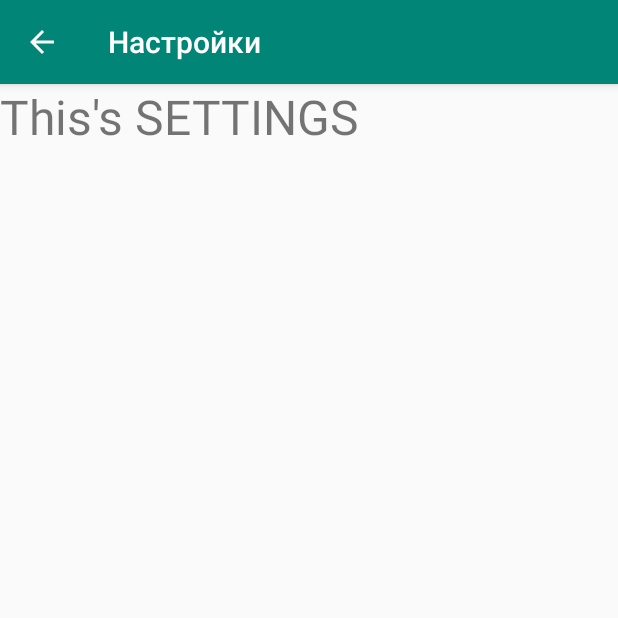
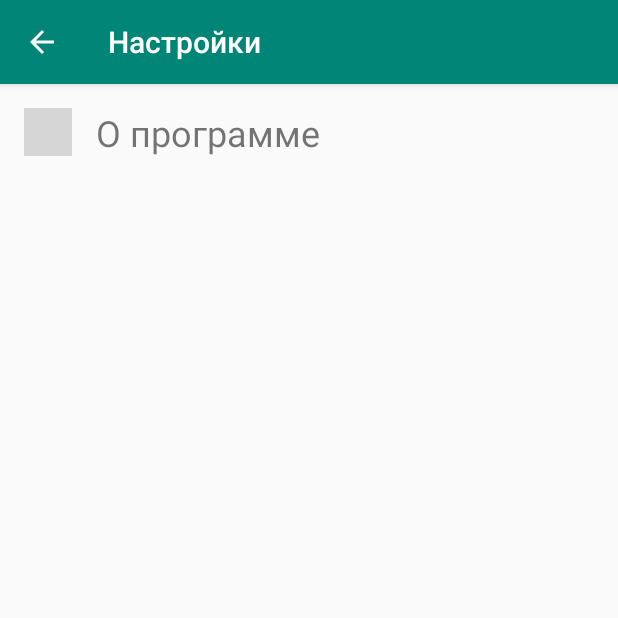
Before and after one commit to MengGP/ABdCalendar, an Android app: the MainActivity screen opened directly, with no data from a screen before it, after a tap on "Настройки", on a phone screen of 412 x 824 dp, the top half of it. Run offline under Robolectric (Android 15) with nearby library versions, the phone set to English and light mode, and no system bars; grey boxes are pictures that could not be loaded.

Commit message:
Добавлена activity - "О программе" - вызов из activity "Настройки"

```diff
--- a/app/src/main/java/com/menggp/abdcalendar/MainActivity.java
+++ b/app/src/main/java/com/menggp/abdcalendar/MainActivity.java
@@ -1,6 +1,7 @@
 package com.menggp.abdcalendar;
 
 import androidx.annotation.NonNull;
+import androidx.appcompat.app.ActionBar;
 import androidx.appcompat.app.AppCompatActivity;
 
 import android.content.Intent;
@@ -46,8 +47,8 @@ public class MainActivity extends AppCompatActivity {
                 toast_listView.show();
                 return true;
             case R.id.settings :
-                Intent intent_settings = new Intent(SHOW_SETTING_ACTIVITY);
-                startActivity(intent_settings);
+                Intent intentSettings = new Intent(SHOW_SETTING_ACTIVITY);
+                startActivity(intentSettings);
                 return true;
         }
         return super.onOptionsItemSelected(item);
--- a/app/src/main/res/layout/activity_settings.xml
+++ b/app/src/main/res/layout/activity_settings.xml
@@ -3,13 +3,25 @@
     android:orientation="vertical"
     android:layout_height="match_parent"
     android:layout_width="match_parent"
+    android:padding="16dp"
     >
 
-    <TextView
-        android:layout_width="wrap_content"
+    <LinearLayout
+        android:layout_width="match_parent"
         android:layout_height="wrap_content"
-        android:text="This's SETTINGS"
-        android:textSize="32sp"
-        />
+        android:onClick="aboutProgram"
+        >
+
+        <ImageView
+            android:src="@drawable/about_program"
+            style="@style/settingsImagesStyle"
+            />
+
+        <TextView
+            android:text="@string/about_program"
+            style="@style/settingsTextStyle"
+            />
+
+    </LinearLayout>
 
 </LinearLayout>
--- a/app/src/main/res/menu/main_menu.xml
+++ b/app/src/main/res/menu/main_menu.xml
@@ -9,14 +9,14 @@
 
     <item
         android:id="@+id/celendarView"
-        android:title="@string/calendarView"
+        android:title="@string/calendar_view"
         app:showAsAction="always"
         android:icon="@drawable/action_bar_main_calendar"
         />
 
     <item
         android:id="@+id/listView"
-        android:title="@string/listView"
+        android:title="@string/list_view"
         app:showAsAction="always"
         android:icon="@drawable/action_bar_main_list"
         />
--- a/app/src/main/res/values/strings.xml
+++ b/app/src/main/res/values/strings.xml
@@ -1,22 +1,40 @@
 <resources>
 
     <!-- Название приложения -->
-        <!-- Eng name
+    <!-- Eng name
     <string name="app_name">Occasions calendar</string>
         -->
     <string name="app_name">Календарь событий</string>
 
     <!-- Action bar Titles -->
     <string name="title_activity_settings">Настройки</string>
+    <string name="title_about_program_activity">О программе</string>
 
 
     <!-- Иконки -->
     <string name="settings">Настройки</string>
-    <string name="listView">Списком</string>
-    <string name="calendarView">В виде календаря</string>
+    <string name="list_view">Списком</string>
+    <string name="calendar_view">В виде календаря</string>
+
+    <!-- Настройки -->
+    <string name="about_program">О программе</string>
+
+    <!-- About programm / О программе-->
+    <string name="cc_licence_text">В этом проекте использованы материалы по лицензии \"Creative Commons Attribution-NoDerivs 3.0 Unported\" ( https://creativecommons.org/licenses/by-nd/3.0/ )</string>
+    <string name="icon8_text">В этом проекте использованы материала полученные с ресурса ICON8 ( https://icons8.ru ) </string>
 
 
 
+    <!-- Lorem ipsum text -->
+    <string name="lorem_ipsum"> Lorem ipsum dolor sit amet, consectetur adipiscing elit. Vestibulum faucibus nisi leo, a auctor risus molestie ac. Donec ultrices venenatis sagittis. Sed faucibus dui est, at congue sapien auctor id. In mollis ultricies urna sit amet condimentum. Mauris eu orci id velit blandit euismod ultricies vitae diam. Nam quis tellus urna. Mauris vitae diam nulla. Nam et enim vel nulla dictum hendrerit. Cras vehicula lacinia neque ut laoreet. Nullam pretium urna ultrices lorem fringilla laoreet.
 
+Aliquam ut mauris sit amet odio bibendum facilisis et euismod lacus. Vivamus tincidunt volutpat orci, ac scelerisque lectus molestie non. Ut faucibus pellentesque hendrerit. Nulla sit amet felis eu ligula porta vulputate. Ut quis ultrices mi. Praesent tempor imperdiet tempor. Donec accumsan dui tristique velit bibendum, dapibus rutrum sapien lobortis. Nullam cursus dapibus efficitur. Nunc pulvinar quis lectus ut rhoncus. Duis tincidunt libero velit, at pulvinar nunc aliquam at. Vestibulum ante ipsum primis in faucibus orci luctus et ultrices posuere cubilia Curae; Nullam egestas ante vitae ante pharetra varius. In porttitor magna a sodales congue.
+
+Vestibulum ante ipsum primis in faucibus orci luctus et ultrices posuere cubilia Curae; Maecenas egestas libero vel egestas suscipit. Suspendisse sit amet congue lacus. Curabitur in nisi justo. Nullam nec lacus congue metus tristique luctus. Aliquam vulputate rutrum tellus eu ultrices. Pellentesque lobortis tincidunt felis, quis euismod velit imperdiet id. Maecenas et augue in odio laoreet feugiat. Donec at tristique dolor. Maecenas id lorem tortor. Etiam purus nisi, vestibulum et sem laoreet, porttitor dapibus lorem. Nullam eu egestas ipsum, sit amet pretium felis. Ut condimentum nibh eget nulla semper ullamcorper.
+
+Morbi gravida est venenatis nisi venenatis facilisis. Vestibulum convallis, leo eu euismod posuere, sapien urna tempor ex, vitae mattis tortor sem id purus. Vestibulum malesuada erat et ligula facilisis sodales. Pellentesque id gravida lorem. Sed pharetra sagittis pellentesque. Donec efficitur, nisi et auctor dapibus, ligula felis condimentum neque, at pulvinar enim lorem eget felis. Duis vel magna nec turpis gravida ultricies.
+
+In ultrices vel massa non ornare. Donec ornare eget enim eget vehicula. Lorem ipsum dolor sit amet, consectetur adipiscing elit. Duis in dolor risus. Suspendisse dolor odio, congue eu euismod quis, laoreet sed augue. Proin vitae dignissim turpis, nec pellentesque nulla. Donec eu enim arcu. Aenean eu lectus ex. Morbi facilisis luctus lacus id blandit. Donec ac quam id elit gravida accumsan. Nulla facilisi. Suspendisse finibus diam nisi.
+    </string>
 
 </resources>
--- a/app/src/main/res/values/styles.xml
+++ b/app/src/main/res/values/styles.xml
@@ -8,4 +8,27 @@
         <item name="colorAccent">@color/colorAccent</item>
     </style>
 
+    <!-- Settings images style -->
+    <style name="settingsImagesStyle">
+        <item name="android:layout_width">32dp</item>
+        <item name="android:layout_height">32dp</item>
+    </style>
+
+    <!-- Settings text style -->
+    <style name="settingsTextStyle">
+        <item name="android:layout_width">wrap_content</item>
+        <item name="android:layout_height">wrap_content</item>
+        <item name="android:textSize">24sp</item>
+        <item name="android:paddingLeft">16dp</item>
+    </style>
+
+    <!-- About program style-->
+    <style name="aboutProgramStyle">
+        <item name="android:layout_width">wrap_content</item>
+        <item name="android:layout_height">wrap_content</item>
+        <item name="android:textSize">16sp</item>
+        <item name="android:paddingLeft">8dp</item>
+        <item name="android:paddingBottom">8dp</item>
+    </style>
+
 </resources>
```
Also changed, not shown: app/src/main/AndroidManifest.xml (+11 -2 lines), app/src/main/java/com/menggp/abdcalendar/AboutProgramActivity.java (added, +41 -0 lines), app/src/main/java/com/menggp/abdcalendar/SettingsActivity.java (+20 -1 lines), app/src/main/res/layout/activity_about_program.xml (added, +28 -0 lines).
